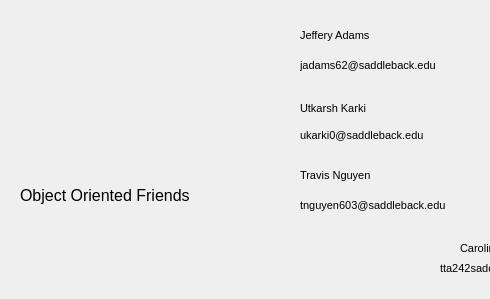
trpaczkowski/OOF-saddleback-cs1c, file contactwindow.ui: the form before one commit; both pictures show x 0 to 490 and y 0 to 299 of the 802 by 299 pixel window.
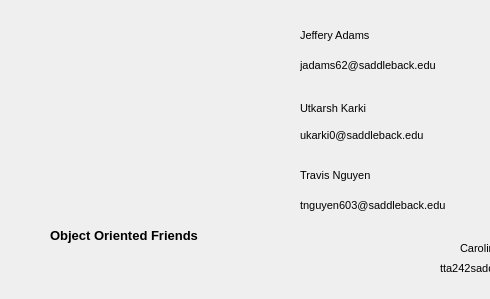
The form after the commit. Icons and pictures are not drawn.

Patch:
```diff
--- a/contactwindow.ui
+++ b/contactwindow.ui
@@ -48,7 +48,7 @@
   <widget class="QLabel" name="logo">
    <property name="geometry">
     <rect>
-     <x>60</x>
+     <x>80</x>
      <y>20</y>
      <width>171</width>
      <height>181</height>
@@ -70,8 +70,8 @@
    </property>
    <property name="geometry">
     <rect>
-     <x>20</x>
-     <y>180</y>
+     <x>50</x>
+     <y>220</y>
      <width>300</width>
      <height>30</height>
     </rect>
@@ -84,7 +84,9 @@
    </property>
    <property name="font">
     <font>
-     <pointsize>12</pointsize>
+     <pointsize>10</pointsize>
+     <weight>75</weight>
+     <bold>true</bold>
     </font>
    </property>
    <property name="frameShape">
```
Left out of the diff: 2 changed lines with no effect on the pictures.
